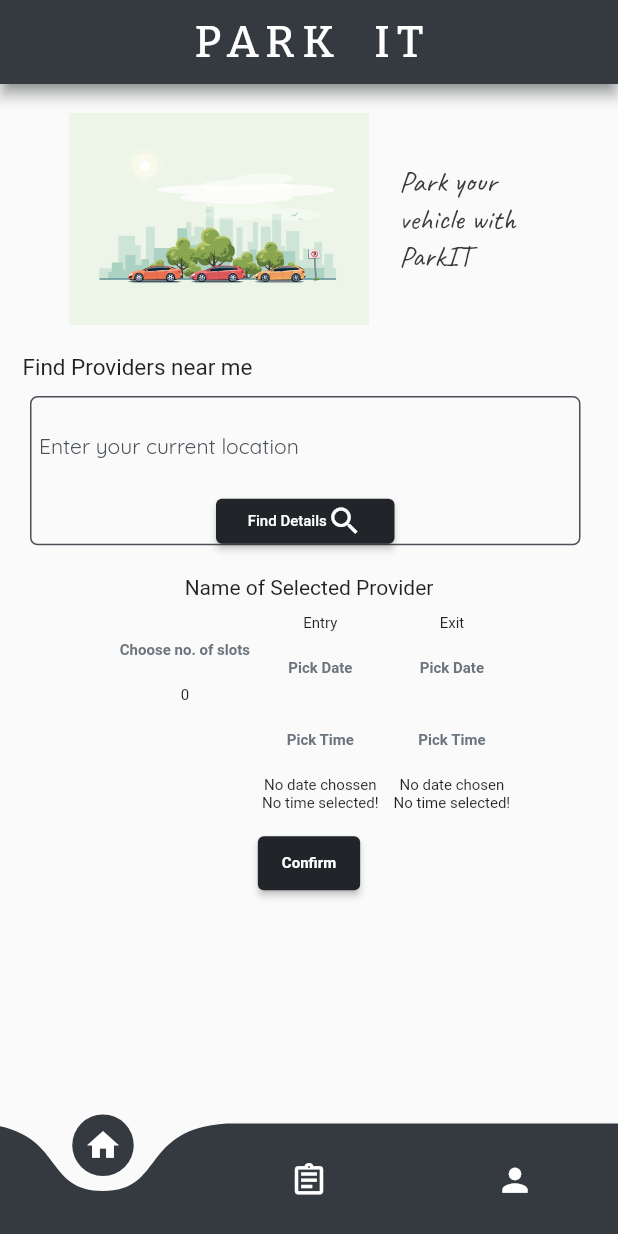
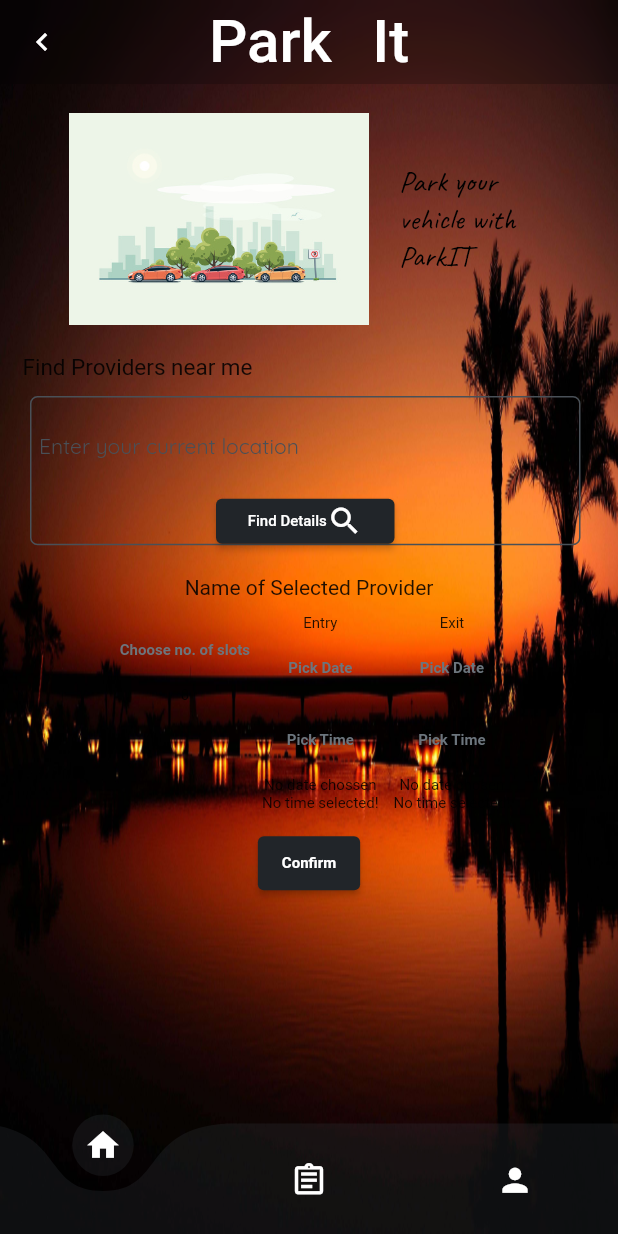
Before and after one commit to Project-Solana/solana_flutter_frontend, a Flutter app: the screen it shows after launch, on a phone screen of 412 x 824 dp. Run offline on Flutter 3.47's test engine with Material 2 defaults, Android fonts, the phone set to English and light mode, and no system bars; drawn by our look-alikes of curved_navigation_bar; our stand-ins replace google_fonts; Roboto replaces fonts that are missing (Ubuntu).

Commit message:
Changed Home Screen Along With Some Glass Morphism

```diff
--- a/lib/screens/homepage/home_page.dart
+++ b/lib/screens/homepage/home_page.dart
@@ -1,5 +1,7 @@
 import 'package:google_fonts/google_fonts.dart';
 
+import 'dart:ui';
+import 'package:flutter/material.dart';
 import '../Transaction%20Details/transaction_details_screen.dart';
 import '../my_profile/profile_page.dart';
 import './home_page_body.dart';
@@ -25,26 +27,48 @@ class _HomePageState extends State<HomePage> {
 
   Widget build(BuildContext context) {
     return MaterialApp(
-      home: Scaffold(
-        appBar: AppBar(
-          backgroundColor: Color.fromARGB(255, 52, 58, 64),
-          title: Text(
-            'PARK  IT',
-            style: GoogleFonts.bitter(
-              color: Colors.white,
-              fontSize: 30,
-              letterSpacing: 5,
+      home: Container(
+        width: double.infinity,
+        height: double.infinity,
+        decoration: BoxDecoration(
+          image: DecorationImage(
+            fit: BoxFit.fill,
+            image: AssetImage("assets/background 1.jpg"),
           ),
         ),
-          shadowColor: Color.fromARGB(255, 73, 80, 87),
+        child: Scaffold(
+          backgroundColor: Colors.transparent,
+          appBar: PreferredSize(
+            child: ClipRRect(
+              child: BackdropFilter(
+                filter: ImageFilter.blur(sigmaX: 5, sigmaY: 5),
+                child: AppBar(
+                  backgroundColor: Colors.black.withOpacity(0.2),
+                  title: Text(
+                    'Park It',
+                    style: GoogleFonts.pinyonScript(
+                        color: Color.fromARGB(255, 255, 255, 255),
+                        fontSize: 40,
+                        letterSpacing: 0,
+                        wordSpacing: 17),
+                  ),
                   centerTitle: true,
+                  leading: Icon(Icons.chevron_left),
+                  elevation: 0.0,
+                ),
+              ),
+            ),
+            preferredSize: Size(
+              double.infinity,
+              56.0,
+            ),
           ),
 
           //Curved Navigation Bar
           extendBody: true,
           bottomNavigationBar: CurvedNavigationBar(
-          backgroundColor: Color.fromARGB(0, 255, 255, 255),
-          color: Color.fromARGB(255, 52, 58, 64),
+            backgroundColor: Colors.transparent,
+            color: Color.fromARGB(64, 52, 58, 64),
             key: _bottomNavigationKey,
             animationDuration: Duration(milliseconds: 300),
             items: <Widget>[
@@ -74,6 +98,7 @@ class _HomePageState extends State<HomePage> {
           //Navigating to different screens through curved navigation barS
           body: screens[_page],
         ),
+      ),
     );
   }
 }
--- a/lib/screens/homepage/home_page_body.dart
+++ b/lib/screens/homepage/home_page_body.dart
@@ -26,7 +26,7 @@ class HomePageBody extends StatelessWidget {
                   child: Text(
                     'Park your vehicle with ParkIT',
                     style: GoogleFonts.caveat(
-                      color: Color.fromARGB(255, 58, 58, 58),
+                      color: Color.fromARGB(255, 0, 0, 0),
                       fontSize: 20,
                     ),
                   ),
--- a/pubspec.yaml
+++ b/pubspec.yaml
@@ -70,7 +70,7 @@ flutter:
   # To add assets to your application, add an assets section, like this:
   assets:
     - assets/car_parking.jpg
-
+    - assets/background 1.jpg
 
   # An image asset can refer to one or more resolution-specific "variants", see
   # https://flutter.dev/assets-and-images/#resolution-aware
```
Also changed, not shown: assets/background 1.jpg (added). Lines whose indentation alone changed are shown as unchanged.
